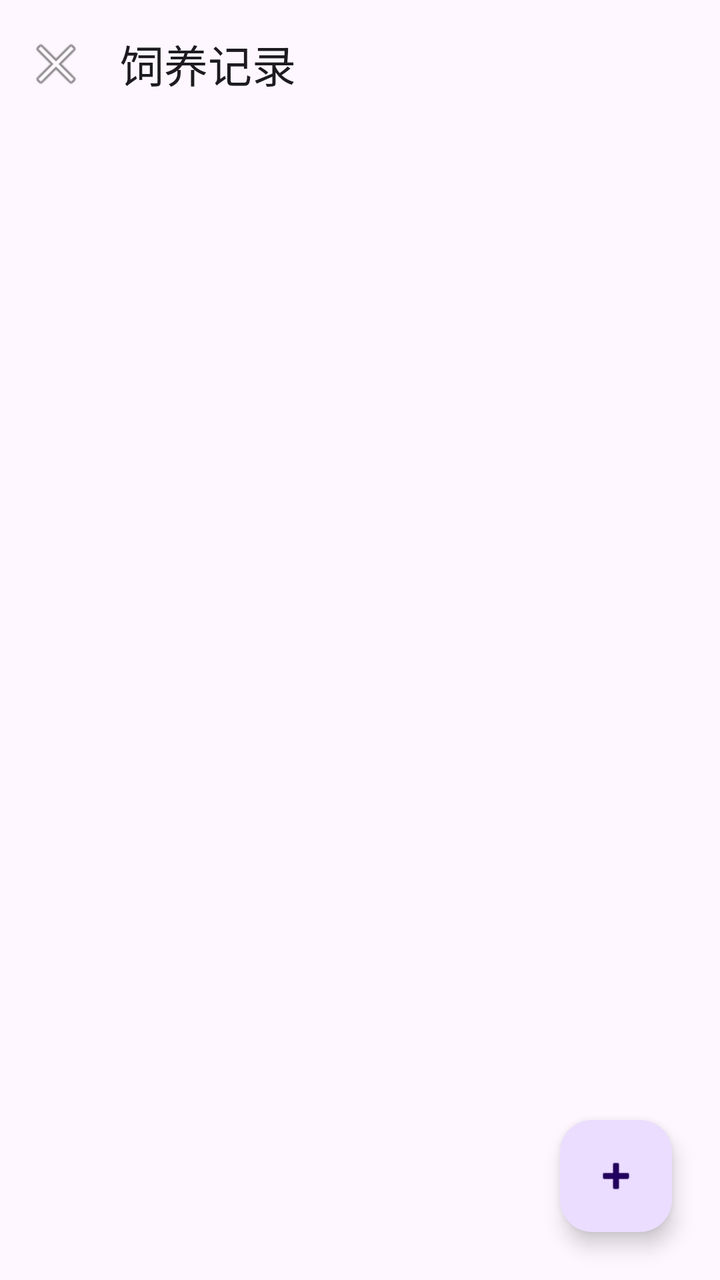
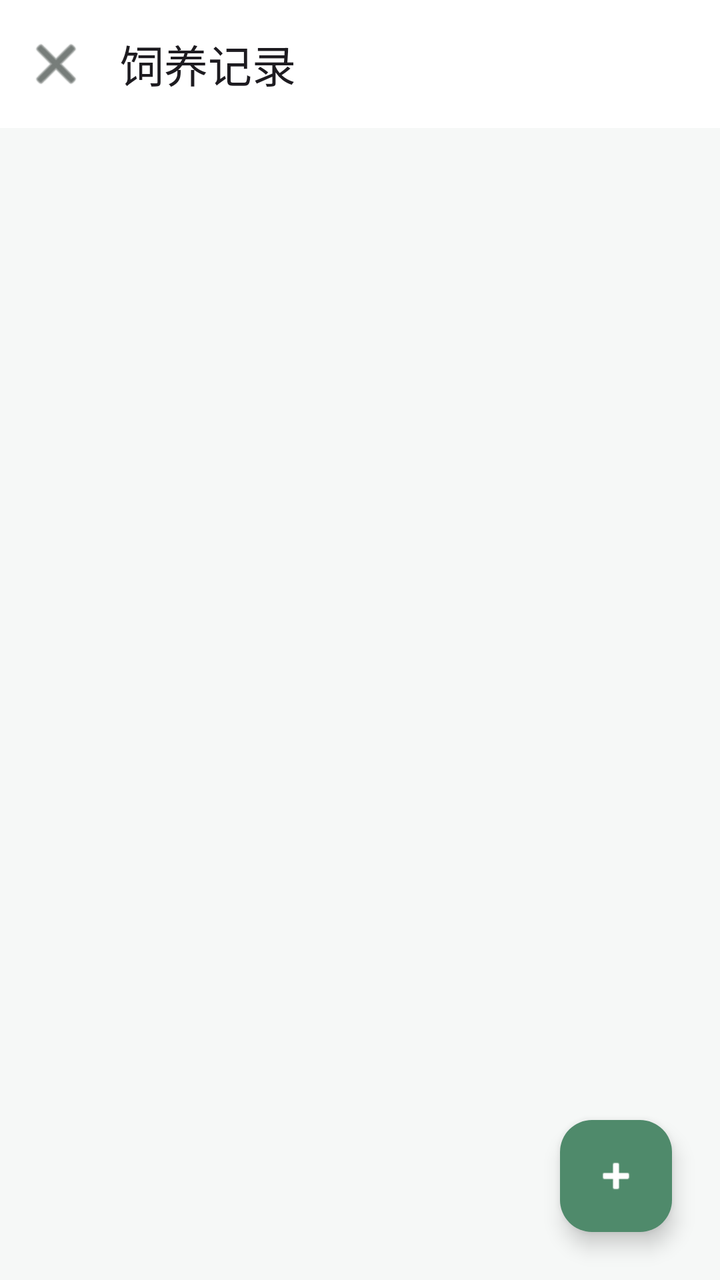

Before-and-after screenshots of an Android layout around one commit, followed by the original layout XML and the change that was made.
<!-- AndroidManifest.xml: application theme Theme.PetProfile -->
<!-- res/layout/activity_record_list.xml -->
<?xml version="1.0" encoding="utf-8"?>
<androidx.coordinatorlayout.widget.CoordinatorLayout xmlns:android="http://schemas.android.com/apk/res/android"
    xmlns:app="http://schemas.android.com/apk/res-auto"
    android:layout_width="match_parent"
    android:layout_height="match_parent">

    <com.google.android.material.appbar.AppBarLayout
        android:layout_width="match_parent"
        android:layout_height="wrap_content">

        <com.google.android.material.appbar.MaterialToolbar
            android:id="@+id/toolbar"
            android:layout_width="match_parent"
            android:layout_height="?attr/actionBarSize"
            app:navigationIcon="@android:drawable/ic_menu_close_clear_cancel"
            app:title="@string/label_records" />
    </com.google.android.material.appbar.AppBarLayout>

    <FrameLayout
        android:layout_width="match_parent"
        android:layout_height="match_parent"
        app:layout_behavior="@string/appbar_scrolling_view_behavior">

        <androidx.recyclerview.widget.RecyclerView
            android:id="@+id/recordRecyclerView"
            android:layout_width="match_parent"
            android:layout_height="match_parent"
            android:clipToPadding="false"
            android:paddingBottom="96dp" />

        <TextView
            android:id="@+id/emptyTextView"
            android:layout_width="wrap_content"
            android:layout_height="wrap_content"
            android:layout_gravity="center"
            android:text="@string/empty_records"
            android:textSize="16sp"
            android:visibility="gone" />
    </FrameLayout>

    <com.google.android.material.floatingactionbutton.FloatingActionButton
        android:id="@+id/addRecordFab"
        android:layout_width="wrap_content"
        android:layout_height="wrap_content"
        android:layout_gravity="bottom|end"
        android:layout_margin="24dp"
        android:contentDescription="@string/action_add_record"
        android:src="@android:drawable/ic_input_add" />

</androidx.coordinatorlayout.widget.CoordinatorLayout>
<!-- resources referenced by this layout -->
<resources>
  <string name="action_add_record">添加记录</string>
  <string name="empty_records">还没有记录</string>
  <string name="label_records">饲养记录</string>
  <style name="Theme.PetProfile" parent="Theme.Material3.DayNight.NoActionBar">
          <item name="colorPrimary">@color/primary</item>
          <item name="colorPrimaryVariant">@color/primary_dark</item>
          <item name="colorSecondary">@color/accent</item>
          <item name="android:statusBarColor">@android:color/white</item>
          <item name="android:windowLightStatusBar">true</item>
      </style>
  <color name="primary">#2E7D32</color>
  <color name="primary_dark">#1B5E20</color>
  <color name="accent">#FF8F00</color>
</resources>

<!-- the commit's change to res/layout/activity_record_list.xml (unified diff, before → after) -->
@@ -12,7 +12,9 @@
             android:id="@+id/toolbar"
             android:layout_width="match_parent"
             android:layout_height="?attr/actionBarSize"
+            android:background="@color/surface"
             app:navigationIcon="@android:drawable/ic_menu_close_clear_cancel"
+            app:navigationIconTint="@color/text_primary"
             app:title="@string/label_records" />
     </com.google.android.material.appbar.AppBarLayout>
 
@@ -45,6 +47,8 @@
         android:layout_gravity="bottom|end"
         android:layout_margin="24dp"
         android:contentDescription="@string/action_add_record"
-        android:src="@android:drawable/ic_input_add" />
+        android:src="@android:drawable/ic_input_add"
+        app:backgroundTint="@color/primary"
+        app:tint="@android:color/white" />
 
 </androidx.coordinatorlayout.widget.CoordinatorLayout>
<!-- resource entries referenced after the edit -->
@@ -7,11 +7,22 @@
           <item name="colorPrimary">@color/primary</item>
           <item name="colorPrimaryVariant">@color/primary_dark</item>
           <item name="colorSecondary">@color/accent</item>
+          <item name="colorSurface">@color/surface</item>
+          <item name="colorOnSurface">@color/text_primary</item>
+          <item name="colorSurfaceVariant">@color/surface_subtle</item>
+          <item name="colorOnSurfaceVariant">@color/text_secondary</item>
+          <item name="android:windowBackground">@color/surface_subtle</item>
           <item name="android:statusBarColor">@android:color/white</item>
           <item name="android:windowLightStatusBar">true</item>
+          <item name="android:navigationBarColor">@color/surface</item>
+          <item name="android:windowLightNavigationBar">true</item>
       </style>
-  <color name="primary">#2E7D32</color>
-  <color name="primary_dark">#1B5E20</color>
-  <color name="accent">#FF8F00</color>
+  <color name="primary">#4F8A6B</color>
+  <color name="surface">#FFFFFF</color>
+  <color name="text_primary">#1C2621</color>
+  <color name="primary_dark">#305B44</color>
+  <color name="accent">#4F8A6B</color>
+  <color name="surface_subtle">#F6F8F7</color>
+  <color name="text_secondary">#66706B</color>
 </resources>
 
